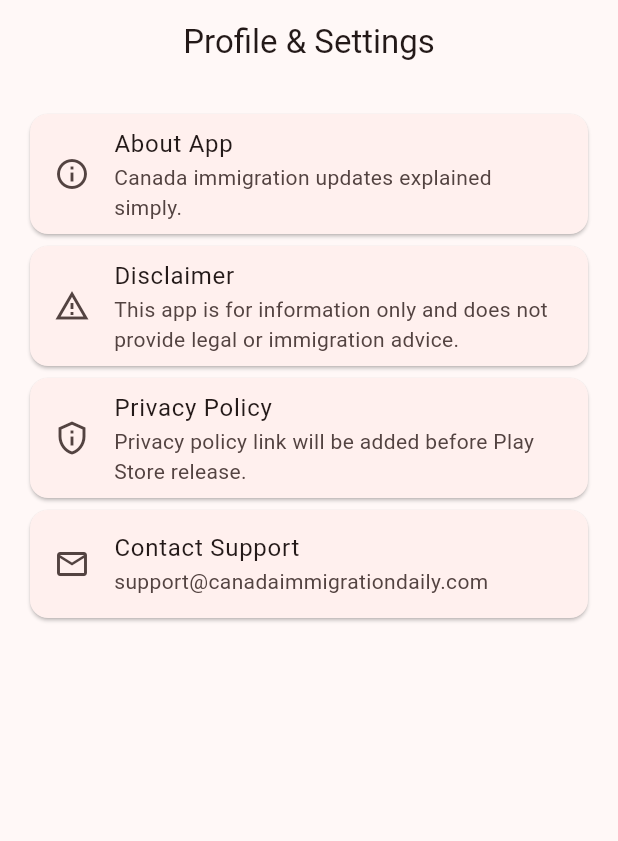
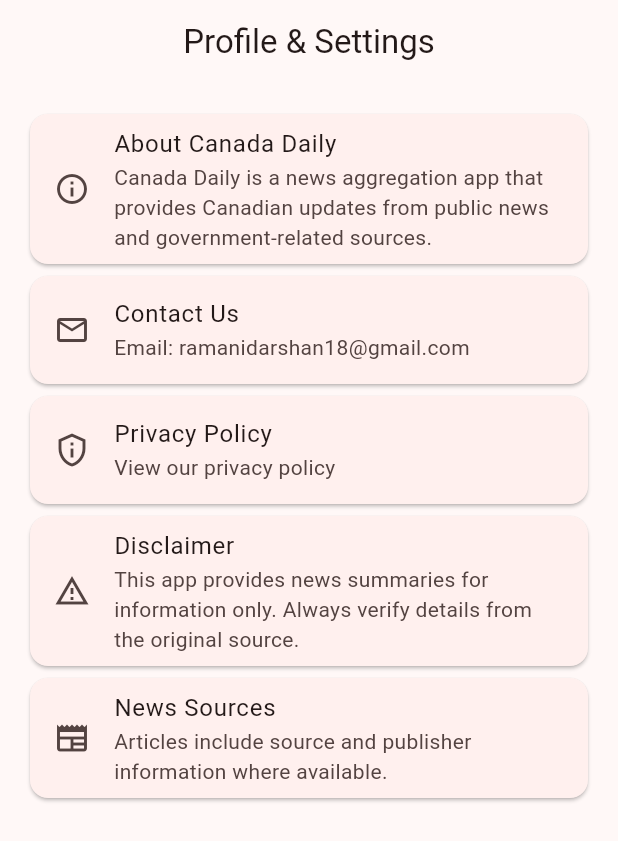
Before and after one commit to darshanramani/canada_immigration_news, a Flutter app: the ProfileScreen screen opened directly, on a phone screen of 412 x 824 dp. Shown: the top 841 px of the screen. Run offline on Flutter 3.47's test engine with Material 3 defaults, Android fonts, the light colour scheme and no system bars; our stand-ins replace cloud_firestore, firebase_core, shared_preferences; accounts and stored records are empty.

Commit message:
update app for Play policy compliance

```diff
--- a/lib/main.dart
+++ b/lib/main.dart
@@ -52,7 +52,7 @@
   @override
   Widget build(BuildContext context) {
     return MaterialApp(
-      title: 'Canada Immigration Daily',
+      title: 'Canada Daily',
       debugShowCheckedModeBanner: false,
       theme: ThemeData(
         colorSchemeSeed: Colors.red,
@@ -133,7 +133,7 @@
           children: [
             const Center(
               child: Text(
-                'Canada Immigration Daily',
+                'Canada Daily',
                 style: TextStyle(
                   fontSize: 22,
                   fontWeight: FontWeight.w600,
@@ -163,7 +163,7 @@
                   ),
                   SizedBox(height: 8),
                   Text(
-                    'Daily Canada immigration news, explained in simple words.',
+                    'Daily Canada news, explained in simple words.',
                     style: TextStyle(
                       color: Colors.white,
                       fontSize: 15,
@@ -291,6 +291,8 @@
   final String date;
   final String summary;
   final String sourceUrl;
+  final String sourceName;
+  final String publisher;
 
   const NewsDetailsScreen({
     super.key,
@@ -299,6 +301,8 @@
     required this.date,
     required this.summary,
     required this.sourceUrl,
+    required this.sourceName,
+    required this.publisher,
   });
 
   @override
@@ -330,6 +334,25 @@
             date,
             style: TextStyle(
               color: Colors.grey.shade600,
+            ),
+          ),
+
+          const SizedBox(height: 8),
+
+          Text(
+            'Source: $sourceName',
+            style: TextStyle(
+              color: Colors.grey,
+              fontWeight: FontWeight.w500,
+            ),
+          ),
+
+          const SizedBox(height: 4),
+
+          Text(
+            'Publisher: $publisher',
+            style: TextStyle(
+              color: Colors.grey,
             ),
           ),
 
@@ -495,8 +518,22 @@
 class ProfileScreen extends StatelessWidget {
   const ProfileScreen({super.key});
 
+  Future<void> _openUrl(String url) async {
+    final Uri uri = Uri.parse(url);
+
+    if (await canLaunchUrl(uri)) {
+      await launchUrl(
+        uri,
+        mode: LaunchMode.externalApplication,
+      );
+    }
+  }
+
   @override
   Widget build(BuildContext context) {
+    const privacyPolicyUrl =
+        'https://github.com/darshanramani/canada_immigration_news/blob/master/PRIVACY_POLICY.md';
+
     return Scaffold(
       appBar: AppBar(
         title: const Text('Profile & Settings'),
@@ -504,35 +541,49 @@
       ),
       body: ListView(
         padding: const EdgeInsets.all(16),
-        children: const [
-          Card(
+        children: [
+          const Card(
             child: ListTile(
               leading: Icon(Icons.info_outline),
-              title: Text('About App'),
-              subtitle: Text('Canada immigration updates explained simply.'),
+              title: Text('About Canada Daily'),
+              subtitle: Text(
+                'Canada Daily is a news aggregation app that provides Canadian updates from public news and government-related sources.',
+              ),
+            ),
+          ),
+          const Card(
+            child: ListTile(
+              leading: Icon(Icons.email_outlined),
+              title: Text('Contact Us'),
+              subtitle: Text('Email: ramanidarshan18@gmail.com'),
             ),
           ),
           Card(
             child: ListTile(
+              leading: const Icon(Icons.privacy_tip_outlined),
+              title: const Text('Privacy Policy'),
+              subtitle: const Text('View our privacy policy'),
+              onTap: () {
+                _openUrl(privacyPolicyUrl);
+              },
+            ),
+          ),
+          const Card(
+            child: ListTile(
               leading: Icon(Icons.warning_amber_outlined),
               title: Text('Disclaimer'),
               subtitle: Text(
-                'This app is for information only and does not provide legal or immigration advice.',
+                'This app provides news summaries for information only. Always verify details from the original source.',
               ),
             ),
           ),
-          Card(
+          const Card(
             child: ListTile(
-              leading: Icon(Icons.privacy_tip_outlined),
-              title: Text('Privacy Policy'),
-              subtitle: Text('Privacy policy link will be added before Play Store release.'),
-            ),
-          ),
-          Card(
-            child: ListTile(
-              leading: Icon(Icons.email_outlined),
-              title: Text('Contact Support'),
-              subtitle: Text('support@canadaimmigrationdaily.com'),
+              leading: Icon(Icons.newspaper_outlined),
+              title: Text('News Sources'),
+              subtitle: Text(
+                'Articles include source and publisher information where available.',
+              ),
             ),
           ),
         ],
--- a/lib/models/news_model.dart
+++ b/lib/models/news_model.dart
@@ -1,5 +1,4 @@
 import 'package:cloud_firestore/cloud_firestore.dart';
-
 
 class NewsModel {
   final String id;
@@ -8,6 +7,8 @@
   final String date;
   final String summary;
   final String sourceUrl;
+  final String sourceName;
+  final String publisher;
   final bool isSaved;
   final bool isImportant;
 
@@ -18,13 +19,14 @@
     required this.date,
     required this.summary,
     required this.sourceUrl,
+    required this.sourceName,
+    required this.publisher,
     this.isSaved = false,
     this.isImportant = false,
   });
 
   factory NewsModel.fromMap(Map<String, dynamic> data) {
     String formattedDate = '';
-
 
     if (data['date'] is Timestamp) {
       final dateTime = (data['date'] as Timestamp).toDate();
@@ -40,6 +42,8 @@
       date: formattedDate,
       summary: data['summary'] ?? '',
       sourceUrl: data['sourceUrl'] ?? '',
+      sourceName: data['sourceName'] ?? 'Unknown source',
+      publisher: data['publisher'] ?? 'Canada Daily',
       isSaved: data['isSaved'] ?? false,
       isImportant: data['isImportant'] ?? false,
     );
--- a/lib/widgets/news_card.dart
+++ b/lib/widgets/news_card.dart
@@ -84,9 +84,19 @@
                 const SizedBox(height: 8),
 
                 Text(
-                  news.date,
+                  'Published: ${news.date}',
                   style: TextStyle(
                     color: Colors.grey.shade600,
+                  ),
+                ),
+
+                const SizedBox(height: 6),
+
+                Text(
+                  'Source: ${news.sourceName} • Publisher: ${news.publisher}',
+                  style: TextStyle(
+                    color: Colors.grey.shade700,
+                    fontSize: 13,
                   ),
                 ),
 
@@ -119,6 +129,8 @@
                             date: news.date,
                             summary: news.summary,
                             sourceUrl: news.sourceUrl,
+                            sourceName: news.sourceName,
+                            publisher: news.publisher,
                           ),
                         ),
                       );
```
Also changed, not shown: firebase.json, lib/firebase_options.dart, 5 other files.
